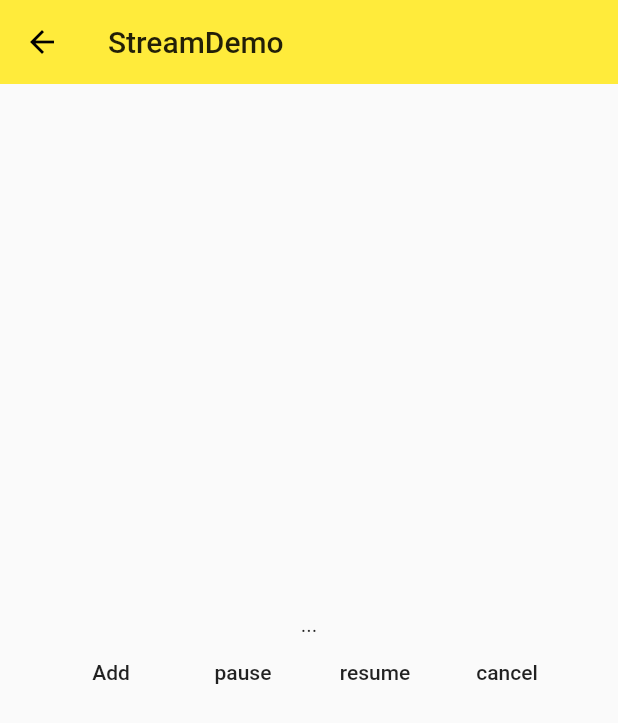
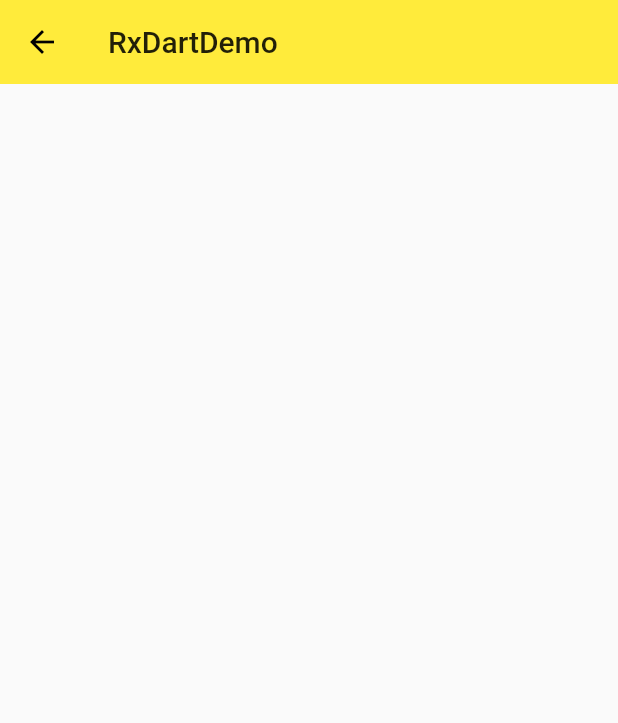
Before and after one commit to zhangGith/hello_demo, a Flutter app: the screen it shows after launch, on a phone screen of 412 x 824 dp. Shown: the top 723 px of the screen. Run offline on Flutter 3.47's test engine with Material 2 defaults, Android fonts, the phone set to English and light mode, and no system bars; our stand-ins replace rxdart.

Commit message:
rxdart 包

```diff
--- /dev/null
+++ b/lib/demo/rxdart/rxdart_demo.dart
@@ -0,0 +1,28 @@
+import 'package:flutter/material.dart';
+import 'package:rxdart/rxdart.dart';
+import 'dart:async';
+
+class RxDartDemo extends StatelessWidget {
+  @override
+  Widget build(BuildContext context) {
+    return Scaffold(
+      appBar: AppBar(
+        title: Text('RxDartDemo'),
+        elevation: 0.0,
+      ),
+      body: RxDartDemoHome(),
+    );
+  }
+}
+
+class RxDartDemoHome extends StatefulWidget {
+  @override
+  _RxDartDemoHomeState createState() => _RxDartDemoHomeState();
+}
+
+class _RxDartDemoHomeState extends State<RxDartDemoHome> {
+  @override
+  Widget build(BuildContext context) {
+    return Container();
+  }
+}
--- a/lib/main.dart
+++ b/lib/main.dart
@@ -1,4 +1,5 @@
 import 'package:flutter/material.dart';
+import 'package:hello_demo/demo/rxdart/rxdart_demo.dart';
 import 'package:hello_demo/demo/state/state_management.dart';
 import 'package:hello_demo/demo/stream/stream_demo.dart';
 import './model/post.dart';
@@ -14,6 +15,7 @@ import './demo/form_demo.dart';
 import './demo/material_components.dart';
 import './demo/state/state_management.dart';
 import './demo/stream/stream_demo.dart';
+import './demo/rxdart/rxdart_demo.dart';
 
 void main() => runApp(MyApp());
 
@@ -24,7 +26,7 @@ class MyApp extends StatelessWidget {
     return MaterialApp(
       debugShowCheckedModeBanner: false,
       // home: NavigatorDemo(),
-      initialRoute: '/stream',
+      initialRoute: '/rxdart',
       routes: {
         '/': (context) => Home(),
         '/about': (context) => PageDemo(title: 'about'),
@@ -32,6 +34,7 @@ class MyApp extends StatelessWidget {
         '/mdc': (context) => MaterailComponents(),
         '/state-management': (context) => StateManagementDemo(),
         '/stream': (context) => StreamDemo(),
+        '/rxdart': (context) => RxDartDemo(),
       },
       theme: ThemeData(
         primarySwatch: Colors.yellow,
@@ -44,7 +47,6 @@ class MyApp extends StatelessWidget {
 }
 
 class Home extends StatelessWidget {
-
   @override
   Widget build(BuildContext context) {
     return DefaultTabController(
@@ -58,7 +60,6 @@ class Home extends StatelessWidget {
             tooltip: 'menu show',
             onPressed: () => debugPrint('menu'),
           ),
-
           actions: [
             IconButton(
               icon: Icon(Icons.search),
@@ -71,32 +72,26 @@ class Home extends StatelessWidget {
               onPressed: () => debugPrint('more_horiz'),
             ),
           ],
-
           title: Text('ni hao'.toUpperCase()),
-
           bottom: TabBar(
               unselectedLabelColor: Colors.black38,
               indicatorColor: Colors.black54,
               indicatorSize: TabBarIndicatorSize.label,
               indicatorWeight: 1.0,
-
               tabs: <Widget>[
                 Tab(icon: Icon(Icons.local_florist)),
                 Tab(icon: Icon(Icons.change_history)),
                 Tab(icon: Icon(Icons.directions_bike)),
                 Tab(icon: Icon(Icons.view_quilt)),
-                ]
+              ]),
         ),
-          ),
-          body: TabBarView(
-            children: <Widget>[
+        body: TabBarView(children: <Widget>[
           ListViewDemo(),
           // Icon(Icons.change_history, size: 128.0, color: Colors.black12),
           BasicDemo(),
           LayoutDemo(),
           SliverDemo(),
-            ]
-          ),
+        ]),
         drawer: DrawerDemo(),
         bottomNavigationBar: BottomNavigationBarDemo(),
       ),
--- a/pubspec.yaml
+++ b/pubspec.yaml
@@ -29,6 +29,7 @@ dependencies:
   # The following adds the Cupertino Icons font to your application.
   # Use with the CupertinoIcons class for iOS style icons.
   cupertino_icons: ^0.1.3
+  rxdart: ^0.18.1
 
 dev_dependencies:
   flutter_test:
```
Also changed, not shown: pubspec.lock. Lines whose indentation alone changed are shown as unchanged.
